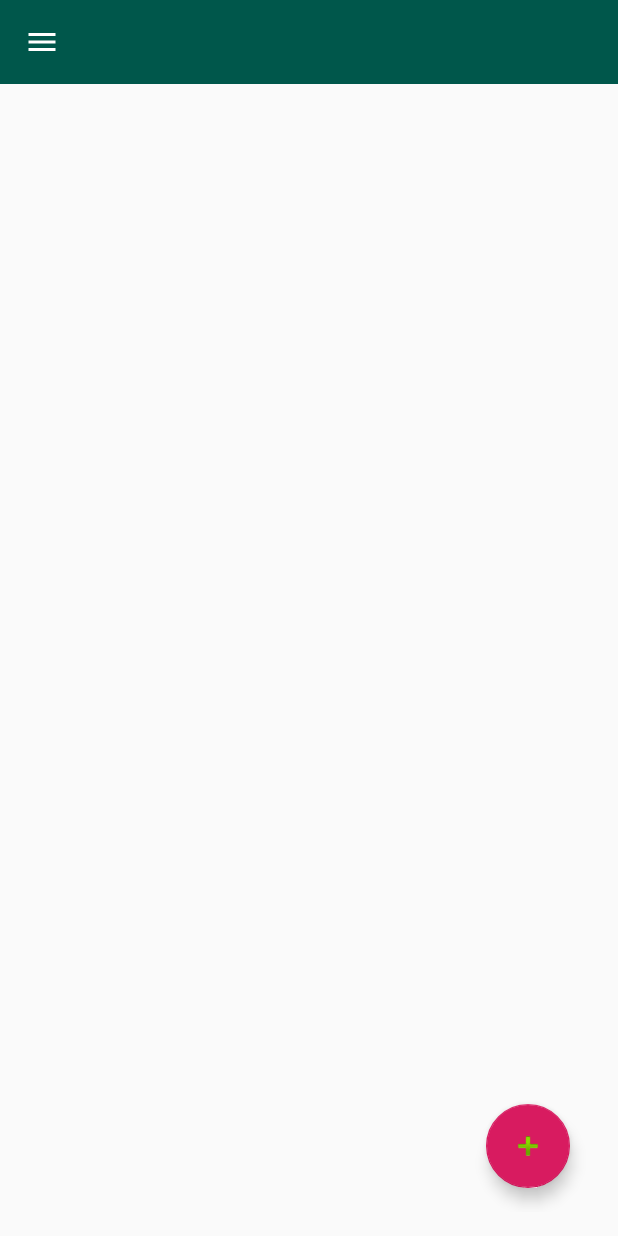
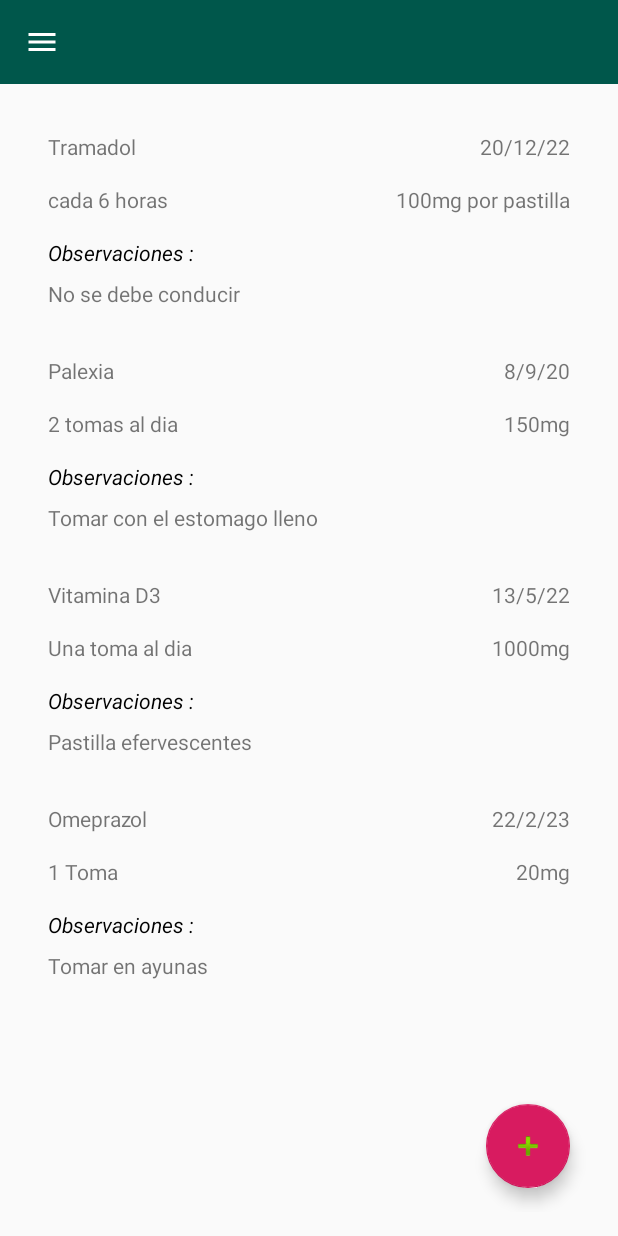
Before and after one commit to sandra916/TeCuido, an Android app: the fragment MedicamentosFragment placed in its activity, on a phone screen of 412 x 824 dp. Run offline under Robolectric (Android 15) with nearby library versions, the phone set to English and light mode, and no system bars.

Commit message:
Fragment

```diff
--- a/app/src/main/java/com/sandra/tecuido/data/Medicamento.java
+++ b/app/src/main/java/com/sandra/tecuido/data/Medicamento.java
@@ -3,7 +3,7 @@ package com.sandra.tecuido.data;
 public class Medicamento {
     private String name;
     private String expirationdate;
-    private int times;
+    private String times;
     private String dosis;
     private String observaciones;
 
@@ -11,7 +11,7 @@ public class Medicamento {
 
     }
 
-    public Medicamento(String name, String expirationdate, int times, String dosis, String observaciones) {
+    public Medicamento(String name, String expirationdate, String times, String dosis, String observaciones) {
         this.name = name;
         this.expirationdate = expirationdate;
         this.times = times;
@@ -35,11 +35,11 @@ public class Medicamento {
         this.expirationdate = expirationdate;
     }
 
-    public int getTimes() {
+    public String getTimes() {
         return times;
     }
 
-    public void setTimes(int times) {
+    public void setTimes(String times) {
         this.times = times;
     }
 
--- a/app/src/main/java/com/sandra/tecuido/fragments/MedicamentosFragment.java
+++ b/app/src/main/java/com/sandra/tecuido/fragments/MedicamentosFragment.java
@@ -41,6 +41,7 @@ public class MedicamentosFragment extends Fragment {
 
     }
 
+
     private void initOnClick() {
         buttonAñadirMedicacion.setOnClickListener(new View.OnClickListener() {
             @Override
@@ -56,9 +57,10 @@ public class MedicamentosFragment extends Fragment {
 
     private ArrayList<Medicamento>getMedicamentoList(){
         ArrayList<Medicamento>listaMedicamento = new ArrayList<>();
-        //listaMedicamento.add(new Medicamento(""));
-
-
+        listaMedicamento.add(new Medicamento("Tramadol","20/12/22","cada 6 horas","100mg por pastilla","No se debe conducir"));
+        listaMedicamento.add(new Medicamento("Palexia","8/9/20","2 tomas al dia","150mg","Tomar con el estomago lleno"));
+        listaMedicamento.add(new Medicamento("Vitamina D3","13/5/22","Una toma al dia","1000mg","Pastilla efervescentes"));
+        listaMedicamento.add(new Medicamento("Omeprazol","22/2/23","1 Toma","20mg","Tomar en ayunas"));
 
         return  listaMedicamento;
     }
```
